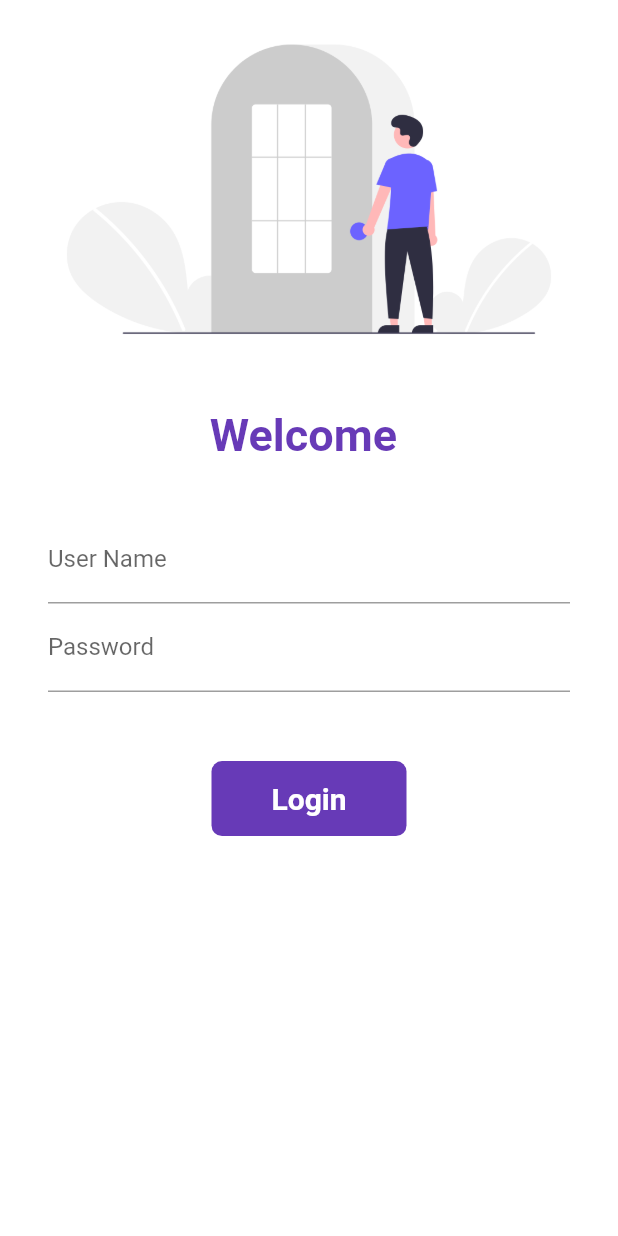
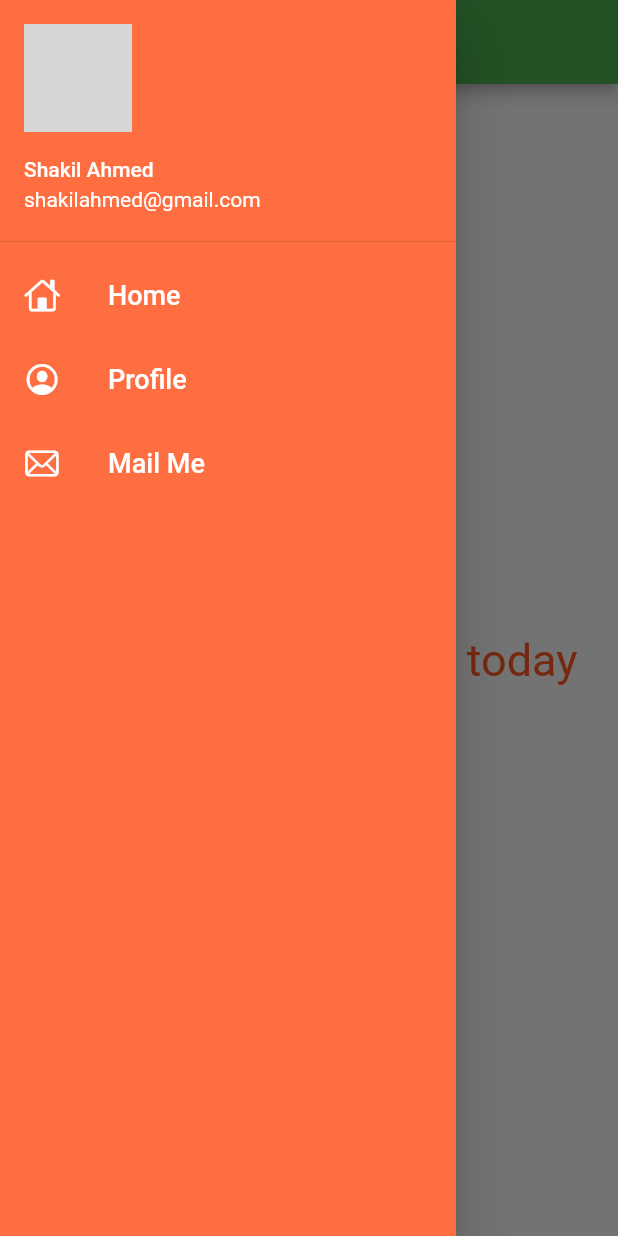
Before and after one commit to shakilab0/30DaysOfFlutter, a Flutter app: the screen it shows after launch, with the side drawer open (before the commit the screen has no drawer), on a phone screen of 412 x 824 dp. Run offline on Flutter 3.47's test engine with Material 2 defaults, Android fonts, the phone set to English and light mode, and no system bars; our stand-ins replace google_fonts; network calls fail; grey boxes are pictures that could not be loaded.

Commit message:
day6 completed

```diff
--- a/lib/main.dart
+++ b/lib/main.dart
@@ -4,7 +4,7 @@ import 'package:m_app1/pages/home_page.dart';
 import 'package:m_app1/pages/login_page.dart';
 import 'package:m_app1/utils/routes.dart';
 
-void main(){
+void main() {
   runApp(const MyApp());
 }
 
@@ -15,25 +15,20 @@ class MyApp extends StatelessWidget {
   Widget build(BuildContext context) {
     return MaterialApp(
       debugShowCheckedModeBanner: false,
-
       themeMode: ThemeMode.dark,
       darkTheme: ThemeData(
         brightness: Brightness.light,
       ),
       theme: ThemeData(
-          primarySwatch: Colors.deepOrange,
+        primarySwatch: Colors.deepOrange,
         fontFamily: GoogleFonts.lato().fontFamily,
-        // primaryTextTheme: GoogleFonts.latoTextTheme(),
       ),
-
-      initialRoute: "/",
-
+      initialRoute: MyRoutes.homeRoute,
       routes: {
-        "/": (context)=>LoginPage(),
-         MyRoutes.homeRoute: (context)=>HomePage(),
-         MyRoutes.loginRoute: (context)=>LoginPage(),
+        "/": (context) => LoginPage(),
+        MyRoutes.homeRoute: (context) => HomePage(),
+        MyRoutes.loginRoute: (context) => LoginPage(),
       },
-
     );
   }
 }
--- a/lib/pages/home_page.dart
+++ b/lib/pages/home_page.dart
@@ -1,4 +1,5 @@
 import 'package:flutter/material.dart';
+import 'package:m_app1/widgets/drawer.dart';
 
 class HomePage extends StatelessWidget {
   const HomePage({Key? key}) : super(key: key);
@@ -7,21 +8,21 @@ class HomePage extends StatelessWidget {
   Widget build(BuildContext context) {
     return Scaffold(
       appBar: AppBar(
+        backgroundColor: Colors.green,
         title: Text("First App"),
       ),
-      drawer: Drawer(),
       body: Center(
         child: Container(
           child: Text(
             "My new Project Start today",
             style: TextStyle(
               fontSize: 30,
-              color: Colors.blue,
-              fontWeight: FontWeight.bold,
+              color: Colors.deepOrange,
             ),
           ),
         ),
       ),
+      drawer: MyDrawer(),
     );
   }
 }
--- /dev/null
+++ b/lib/widgets/drawer.dart
@@ -0,0 +1,66 @@
+import 'package:flutter/cupertino.dart';
+import 'package:flutter/material.dart';
+
+class MyDrawer extends StatelessWidget {
+  const MyDrawer({Key? key}) : super(key: key);
+
+  @override
+  Widget build(BuildContext context) {
+    final imageUrl =
+        "https://scontent.fdac8-1.fna.fbcdn.net/v/t39.30808-6/240461426_1215910098855145_236512538259015710_n.jpg?_nc_cat=107&ccb=1-6&_nc_sid=09cbfe&_nc_eui2=AeEJUfqxFUK28uL_U9vVopgUY6CsdEvOgaljoKx0S86BqZUp4DNbG_8IK29I7kTXMHfs2MlNm83CvqMtwxZIBHhB&_nc_ohc=CphZSueG0jcAX_34oKN&_nc_ht=scontent.fdac8-1.fna&oh=00_AT8JtfiO5m9m-jWcp2MA2FmYDNTmZLIBpt-vqS4eMBIkww&oe=628B0FE2";
+    return Drawer(
+      backgroundColor: Colors.deepOrangeAccent,
+      child: ListView(
+        children: [
+          DrawerHeader(
+            padding: EdgeInsets.zero,
+            child: UserAccountsDrawerHeader(
+              margin: EdgeInsets.zero,
+              decoration: BoxDecoration(
+                color: Colors.deepOrangeAccent,
+              ),
+              accountName: Text("Shakil Ahmed"),
+              accountEmail: Text("shakilahmed@gmail.com"),
+              currentAccountPicture: CircleAvatar(
+                backgroundImage: NetworkImage(imageUrl),
+              ),
+            ),
+          ),
+          ListTile(
+            leading: Icon(
+              CupertinoIcons.home,
+              color: Colors.white,
+            ),
+            title: Text(
+              "Home",
+              textScaleFactor: 1.2,
+              style: TextStyle(fontSize: 15, color: Colors.white),
+            ),
+          ),
+          ListTile(
+            leading: Icon(
+              CupertinoIcons.profile_circled,
+              color: Colors.white,
+            ),
+            title: Text(
+              "Profile",
+              textScaleFactor: 1.2,
+              style: TextStyle(fontSize: 15, color: Colors.white),
+            ),
+          ),
+          ListTile(
+            leading: Icon(
+              CupertinoIcons.mail,
+              color: Colors.white,
+            ),
+            title: Text(
+              "Mail Me",
+              textScaleFactor: 1.2,
+              style: TextStyle(fontSize: 15, color: Colors.white),
+            ),
+          ),
+        ],
+      ),
+    );
+  }
+}
```
Also changed, not shown: lib/pages/login_page.dart (+69 -41 lines).
